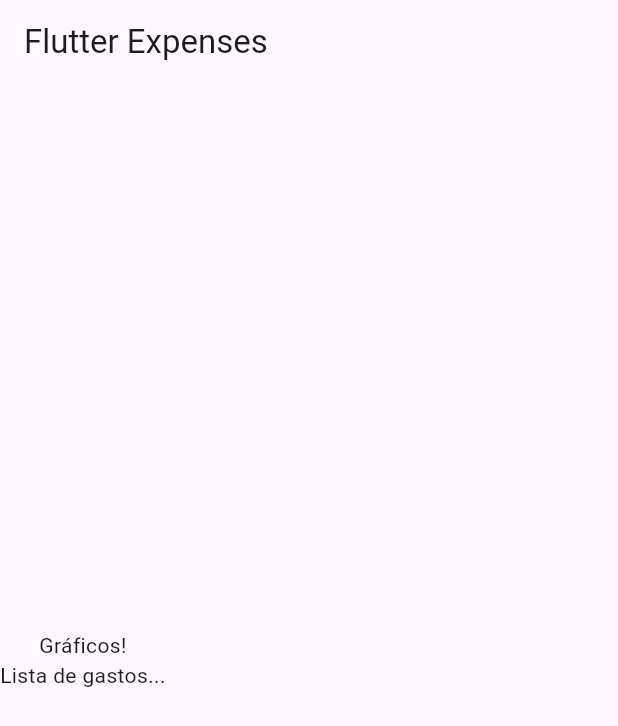
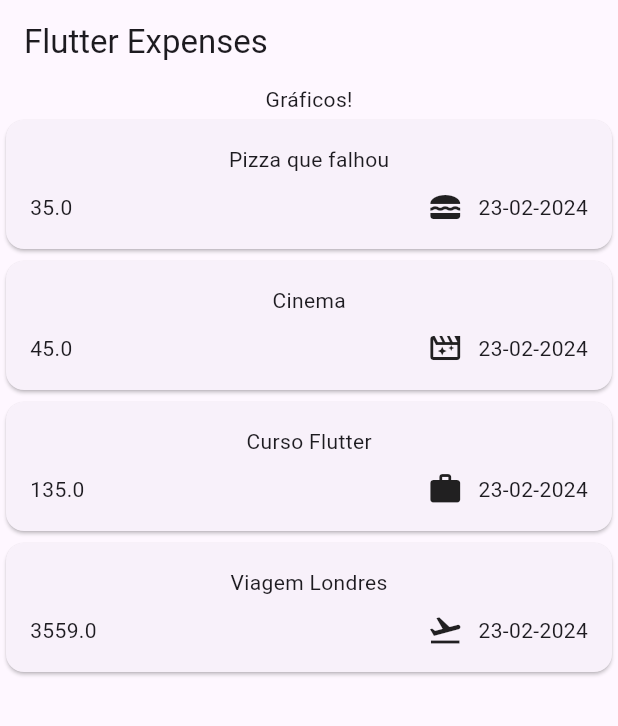
Before and after one commit to mucasantos/flutter_expenses, a Flutter app: the screen it shows after launch, on a phone screen of 412 x 824 dp. Shown: the top 726 px of the screen. Run offline on Flutter 3.47's test engine with Material 3 defaults, Android fonts, the phone set to English and light mode, and no system bars.

Commit message:
Primeira parte: modelo de dados, enum, listview, uuid e formatar data

```diff
--- /dev/null
+++ b/lib/data/myexpenses.dart
@@ -0,0 +1,28 @@
+import 'package:flutter_expenses/model/expense.dart';
+
+List<Expense> myExpenses = [
+  Expense(
+    amount: 35.00,
+    date: DateTime.now(),
+    title: "Pizza que falhou",
+    category: Category.food,
+  ),
+  Expense(
+    amount: 45.00,
+    date: DateTime.now(),
+    title: "Cinema",
+    category: Category.leisure,
+  ),
+  Expense(
+    amount: 135.00,
+    date: DateTime.now(),
+    title: "Curso Flutter",
+    category: Category.work,
+  ),
+  Expense(
+    amount: 3559.00,
+    date: DateTime.now(),
+    title: "Viagem Londres",
+    category: Category.travel,
+  ),
+];
--- /dev/null
+++ b/lib/model/expense.dart
@@ -0,0 +1,36 @@
+import 'package:flutter/material.dart';
+import 'package:intl/intl.dart';
+import 'package:uuid/uuid.dart';
+
+enum Category { food, travel, leisure, work }
+
+//Cria id randomico
+const uuid = Uuid();
+//Formatar a data
+final formater = DateFormat("dd-MM-yyyy");
+
+//Map para de acordo com a categoria, devolver um icon!
+
+const categoryIcon = {
+  Category.food: Icons.lunch_dining,
+  Category.leisure: Icons.movie_filter_outlined,
+  Category.travel: Icons.flight_takeoff_outlined,
+  Category.work: Icons.work_rounded,
+};
+
+class Expense {
+  Expense({
+    required this.amount,
+    required this.date,
+    required this.title,
+    required this.category,
+  }) : id = uuid.v4();
+
+  final String id;
+  final String title;
+  final double amount;
+  final DateTime date;
+  final Category category;
+
+  get formatDate => formater.format(date);
+}
--- a/lib/view/expenses_home.dart
+++ b/lib/view/expenses_home.dart
@@ -1,4 +1,6 @@
 import 'package:flutter/material.dart';
+import 'package:flutter_expenses/data/myexpenses.dart';
+import 'package:flutter_expenses/widgets/expense_list.dart';
 
 class ExpensesHome extends StatefulWidget {
   const ExpensesHome({super.key});
@@ -14,14 +16,17 @@ class _ExpensesHomeState extends State<ExpensesHome> {
       appBar: AppBar(
         title: const Text("Flutter Expenses"),
       ),
-      body: const Column(
+      body: Column(
           crossAxisAlignment: CrossAxisAlignment.center,
           mainAxisAlignment: MainAxisAlignment.center,
           children: [
-            Text(
+            const Text(
               "Gráficos!",
             ),
-            Text("Lista de gastos...")
+            Expanded(
+                child: ExpenseList(
+              expenses: myExpenses,
+            )),
           ]),
     );
   }
--- /dev/null
+++ b/lib/widgets/expense_list.dart
@@ -0,0 +1,44 @@
+import 'package:flutter/material.dart';
+import 'package:flutter_expenses/model/expense.dart';
+
+class ExpenseList extends StatelessWidget {
+  const ExpenseList({
+    super.key,
+    required this.expenses,
+  });
+
+  final List<Expense> expenses;
+
+  @override
+  Widget build(BuildContext context) {
+    return ListView.builder(
+      itemCount: expenses.length,
+      itemBuilder: (context, index) {
+        return Card(
+          child: Padding(
+            padding: const EdgeInsets.all(16.0),
+            child: Column(children: [
+              Text(expenses[index].title),
+              const SizedBox(height: 10,),
+              Row(
+                children: [
+                  Text(
+                    expenses[index].amount.toString(),
+                  ),
+                  const Spacer(),
+                   Icon(
+                    categoryIcon[expenses[index].category],
+                  ),
+                  const SizedBox(width: 10,),
+                  Text(
+                    expenses[index].formatDate,
+                  )
+                ],
+              )
+            ]),
+          ),
+        );
+      },
+    );
+  }
+}
--- a/pubspec.yaml
+++ b/pubspec.yaml
@@ -35,6 +35,8 @@ dependencies:
   # The following adds the Cupertino Icons font to your application.
   # Use with the CupertinoIcons class for iOS style icons.
   cupertino_icons: ^1.0.2
+  uuid: ^4.3.3
+  intl: ^0.19.0
 
 dev_dependencies:
   flutter_test:
```
Also changed, not shown: pubspec.lock.
